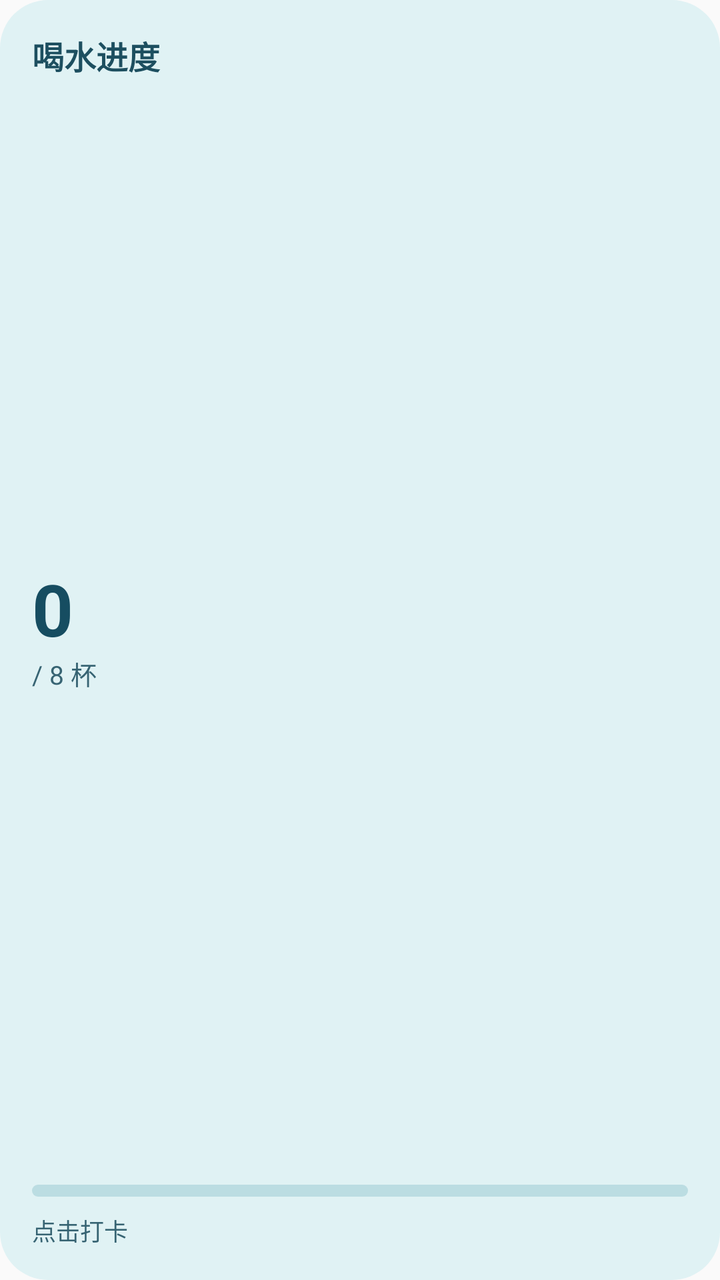
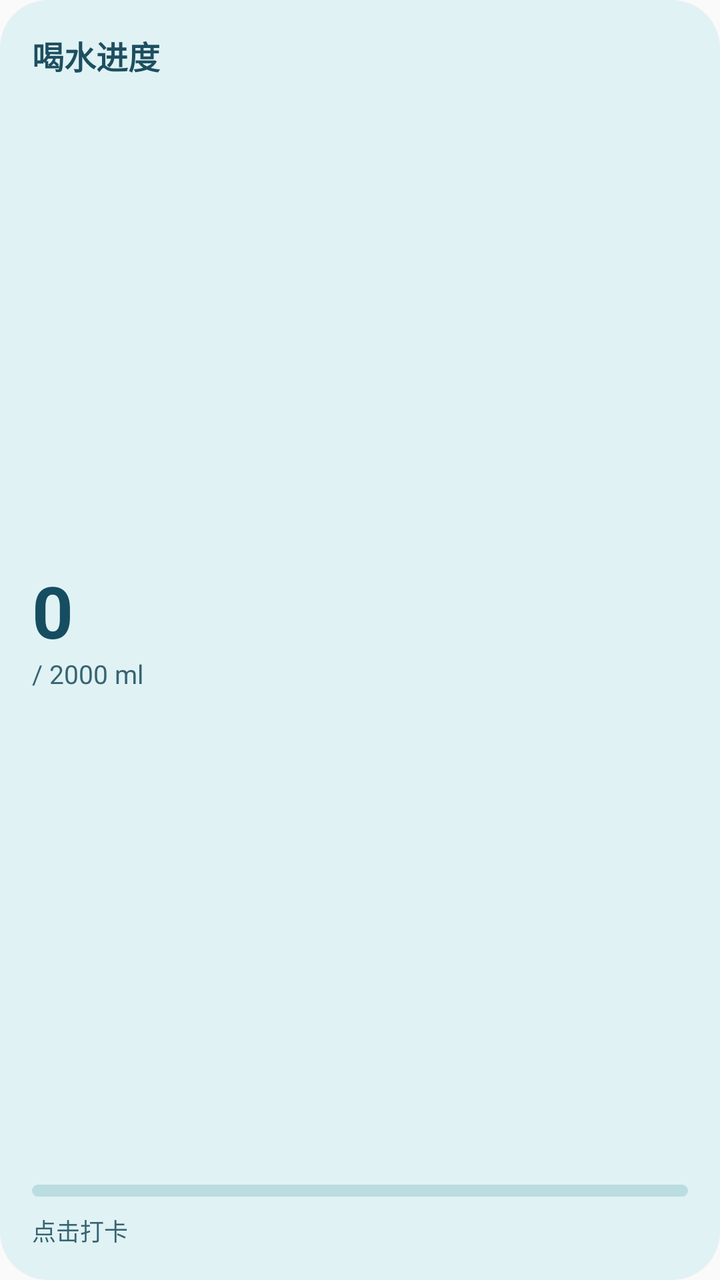

The first picture is an Android layout as it rendered before a commit; the second is the same layout after the commit. The layout source and the unified diff follow.
<!-- AndroidManifest.xml: application theme android:Theme.Material.Light.NoActionBar -->
<!-- res/layout/widget_water.xml -->
<?xml version="1.0" encoding="utf-8"?>
<LinearLayout xmlns:android="http://schemas.android.com/apk/res/android" android:id="@+id/widget_root" android:layout_width="match_parent" android:layout_height="match_parent" android:orientation="vertical" android:padding="16dp" android:background="@drawable/widget_water_card">
    <TextView android:layout_width="match_parent" android:layout_height="wrap_content" android:text="喝水进度" android:textColor="#1D4F60" android:textSize="16sp" android:textStyle="bold" />
    <LinearLayout android:layout_width="match_parent" android:layout_height="0dp" android:layout_weight="1" android:gravity="center_vertical">
        <LinearLayout android:layout_width="0dp" android:layout_weight="1" android:layout_height="wrap_content" android:orientation="vertical">
            <TextView android:id="@+id/widget_amount" android:layout_width="match_parent" android:layout_height="wrap_content" android:text="0" android:textColor="#164D61" android:textSize="36sp" android:textStyle="bold" android:maxLines="1" android:ellipsize="end" android:includeFontPadding="false" />
            <TextView android:id="@+id/widget_goal" android:layout_width="match_parent" android:layout_height="wrap_content" android:text="/ 8 杯" android:textColor="#376473" android:textSize="13sp" android:maxLines="1" />
        </LinearLayout>
        <ImageView android:id="@+id/widget_icon" android:layout_width="48dp" android:layout_height="64dp" android:scaleType="fitCenter" android:contentDescription="水瓶" />
    </LinearLayout>
    <ProgressBar android:id="@+id/widget_progress" style="?android:attr/progressBarStyleHorizontal" android:layout_width="match_parent" android:layout_height="6dp" android:progressDrawable="@drawable/widget_water_progress" android:indeterminate="false" />
    <TextView android:id="@+id/widget_footer" android:layout_width="match_parent" android:layout_height="wrap_content" android:layout_marginTop="8dp" android:text="点击打卡" android:textColor="#376473" android:textSize="12sp" android:maxLines="1" android:ellipsize="end" />
</LinearLayout>
<!-- resources referenced by this layout -->
<resources>
  <!-- drawable widget_water_card (drawable) -->
  <?xml version="1.0" encoding="utf-8"?>
  <shape xmlns:android="http://schemas.android.com/apk/res/android"><solid android:color="#E0F2F4" /><corners android:radius="24dp" /></shape>
  <!-- drawable widget_water_progress (drawable) -->
  <?xml version="1.0" encoding="utf-8"?>
  <layer-list xmlns:android="http://schemas.android.com/apk/res/android">
      <item android:id="@android:id/background"><shape><solid android:color="#BBDDE2" /><corners android:radius="5dp" /></shape></item>
      <item android:id="@android:id/progress"><clip><shape><solid android:color="#226D80" /><corners android:radius="5dp" /></shape></clip></item>
  </layer-list>
</resources>

<!-- the commit's change to res/layout/widget_water.xml (unified diff, before → after) -->
@@ -4,9 +4,9 @@
     <LinearLayout android:layout_width="match_parent" android:layout_height="0dp" android:layout_weight="1" android:gravity="center_vertical">
         <LinearLayout android:layout_width="0dp" android:layout_weight="1" android:layout_height="wrap_content" android:orientation="vertical">
             <TextView android:id="@+id/widget_amount" android:layout_width="match_parent" android:layout_height="wrap_content" android:text="0" android:textColor="#164D61" android:textSize="36sp" android:textStyle="bold" android:maxLines="1" android:ellipsize="end" android:includeFontPadding="false" />
-            <TextView android:id="@+id/widget_goal" android:layout_width="match_parent" android:layout_height="wrap_content" android:text="/ 8 杯" android:textColor="#376473" android:textSize="13sp" android:maxLines="1" />
+            <TextView android:id="@+id/widget_goal" android:layout_width="match_parent" android:layout_height="wrap_content" android:text="/ 2000 ml" android:textColor="#376473" android:textSize="13sp" android:maxLines="1" />
         </LinearLayout>
-        <ImageView android:id="@+id/widget_icon" android:layout_width="48dp" android:layout_height="64dp" android:scaleType="fitCenter" android:contentDescription="水瓶" />
+        <ImageView android:id="@+id/widget_icon" android:layout_width="48dp" android:layout_height="64dp" android:scaleType="fitCenter" android:contentDescription="饮水水位" />
     </LinearLayout>
     <ProgressBar android:id="@+id/widget_progress" style="?android:attr/progressBarStyleHorizontal" android:layout_width="match_parent" android:layout_height="6dp" android:progressDrawable="@drawable/widget_water_progress" android:indeterminate="false" />
     <TextView android:id="@+id/widget_footer" android:layout_width="match_parent" android:layout_height="wrap_content" android:layout_marginTop="8dp" android:text="点击打卡" android:textColor="#376473" android:textSize="12sp" android:maxLines="1" android:ellipsize="end" />
